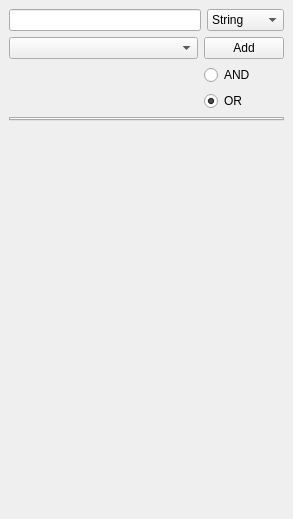
Qt form src/plugins/summary/searchwidget.ui (0xd34df00d/leechcraft) before a commit.
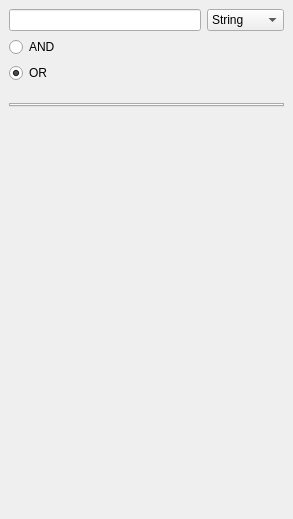
The same form after that commit.

Commit message: Summary: CategorySelector instead of those ugly boxes.

What changed in the file:
```diff
--- a/src/plugins/summary/searchwidget.ui
+++ b/src/plugins/summary/searchwidget.ui
@@ -55,56 +55,10 @@
     <item>
      <layout class="QHBoxLayout" name="horizontalLayout_2">
       <item>
-       <layout class="QVBoxLayout" name="SearchStuff_">
-        <item>
-         <widget class="QComboBox" name="LeastCategory_">
-          <property name="sizePolicy">
-           <sizepolicy hsizetype="Expanding" vsizetype="Fixed">
-            <horstretch>0</horstretch>
-            <verstretch>0</verstretch>
-           </sizepolicy>
-          </property>
-          <property name="contextMenuPolicy">
-           <enum>Qt::ActionsContextMenu</enum>
-          </property>
-          <property name="insertPolicy">
-           <enum>QComboBox::InsertAlphabetically</enum>
-          </property>
-          <property name="sizeAdjustPolicy">
-           <enum>QComboBox::AdjustToContents</enum>
-          </property>
-         </widget>
-        </item>
-        <item>
-         <spacer name="verticalSpacer_2">
-          <property name="orientation">
-           <enum>Qt::Vertical</enum>
-          </property>
-          <property name="sizeHint" stdset="0">
-           <size>
-            <width>20</width>
-            <height>40</height>
-           </size>
-          </property>
-         </spacer>
-        </item>
-       </layout>
+       <layout class="QVBoxLayout" name="SearchStuff_"/>
       </item>
       <item>
        <layout class="QVBoxLayout" name="verticalLayout">
-        <item>
-         <widget class="QPushButton" name="Add_">
-          <property name="sizePolicy">
-           <sizepolicy hsizetype="Preferred" vsizetype="Fixed">
-            <horstretch>0</horstretch>
-            <verstretch>0</verstretch>
-           </sizepolicy>
-          </property>
-          <property name="text">
-           <string>Add</string>
-          </property>
-         </widget>
-        </item>
         <item>
          <widget class="QRadioButton" name="And_">
           <property name="text">
```
The commit also changes 4 other files.
